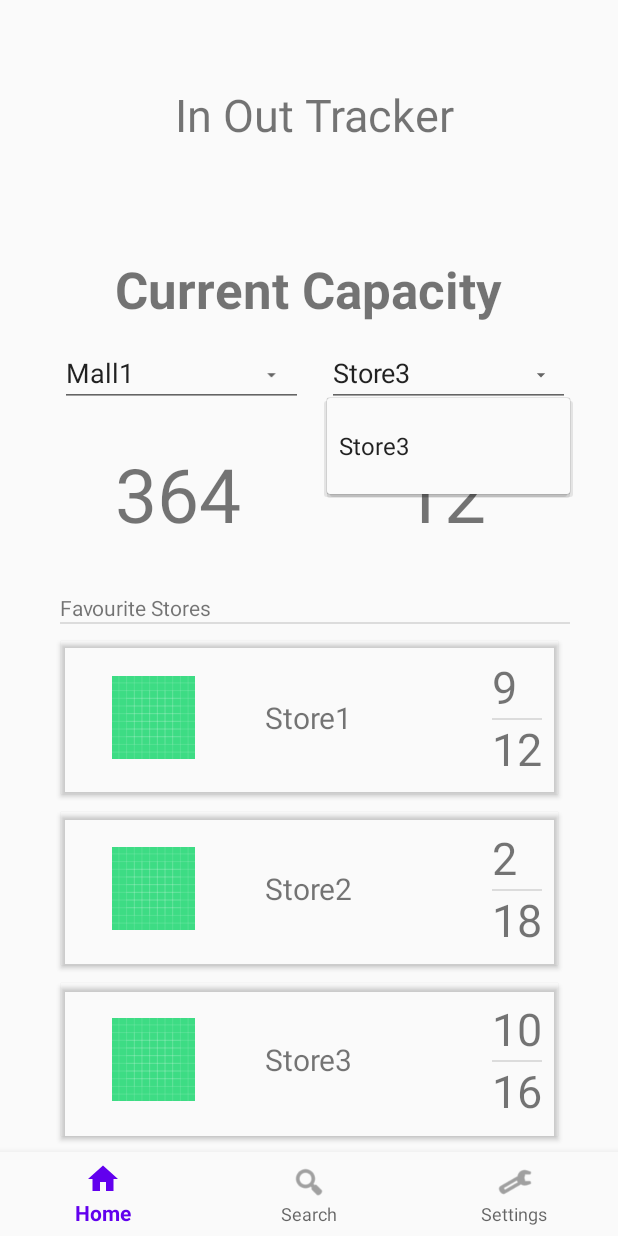
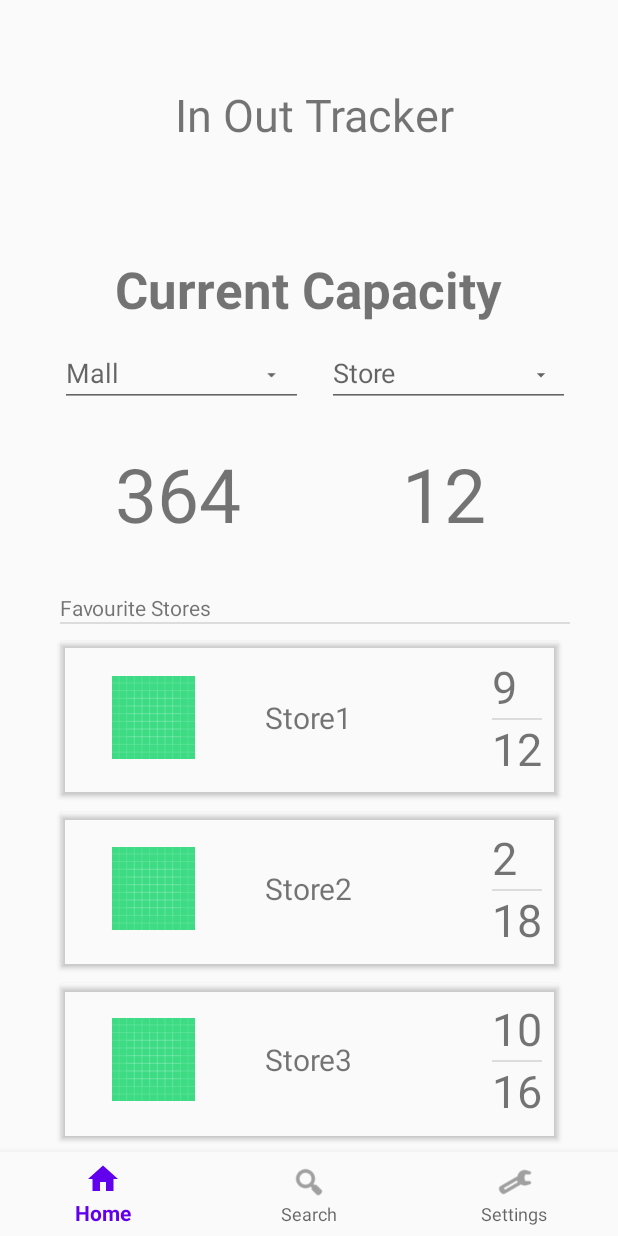
Before and after one commit to daniff15/InOutTracker, an Android app: the screen it shows after launch (MainActivity), after a tap on an icon or button, on a phone screen of 412 x 824 dp. Run offline under Robolectric (Android 15) with nearby library versions, the phone set to English and light mode, and no system bars; our stand-ins replace navigation-ui; network calls fail; 1 statement that could not run was skipped.

Commit message:
mobile app getting stores from database via API

```diff
--- a/projmobile/mobile/app/src/main/java/ies/ua/inouttracker/MainActivity.kt
+++ b/projmobile/mobile/app/src/main/java/ies/ua/inouttracker/MainActivity.kt
@@ -12,6 +12,7 @@ import androidx.navigation.ui.setupActionBarWithNavController
 import androidx.navigation.ui.setupWithNavController
 import ies.ua.inouttracker.databinding.ActivityMainBinding
 import ies.ua.inouttracker.repository.Repository
+import ies.ua.inouttracker.util.Datasource
 
 class MainActivity : AppCompatActivity() {
 
@@ -29,7 +30,7 @@ class MainActivity : AppCompatActivity() {
         viewModel = ViewModelProvider(this, viewModelFactory).get(MainViewModel::class.java)
         viewModel.getStores()
         viewModel.myResponse.observe(this, Observer { response ->
-            Log.d("Response", response.toString())
+            Datasource().setAllStores(response)
         })
 
 
--- a/projmobile/mobile/app/src/main/java/ies/ua/inouttracker/ui/home/HomeFragment.kt
+++ b/projmobile/mobile/app/src/main/java/ies/ua/inouttracker/ui/home/HomeFragment.kt
@@ -15,6 +15,7 @@ import ies.ua.inouttracker.R
 import ies.ua.inouttracker.databinding.FragmentHomeBinding
 import ies.ua.inouttracker.ui.adapter.StoreCardAdapter
 import ies.ua.inouttracker.ui.model.StoreCard
+import ies.ua.inouttracker.util.Datasource
 import java.util.ArrayList
 
 
@@ -47,18 +48,14 @@ class HomeFragment : Fragment() {
         val actv_mall: ImageView = view.findViewById(R.id.actv1)
         val actv_store: ImageView = view.findViewById(R.id.actv)
 
-        mall.setText("Mall1")
-        store.setText("Store3")
-
         createCards(view)
 
         mall.threshold = 2
         store.threshold = 2
 
-
-        val adapter1: ArrayAdapter<String> = ArrayAdapter(view.context, android.R.layout.simple_dropdown_item_1line, listOf("Mall1", "Mall2", "Mall3", "Mall4", "Mall5"))
+        val adapter1: ArrayAdapter<String> = ArrayAdapter(view.context, android.R.layout.simple_dropdown_item_1line, listOf("Fórum Aveiro"))
         mall.setAdapter(adapter1)
-        val adapter2: ArrayAdapter<String> = ArrayAdapter(view.context, android.R.layout.simple_dropdown_item_1line, listOf("Store1", "Store2", "Store3", "Store4", "Store5"))
+        val adapter2: ArrayAdapter<String> = ArrayAdapter(view.context, android.R.layout.simple_dropdown_item_1line, Datasource().getAllStores())
         store.setAdapter(adapter2)
 
         actv_mall.setOnClickListener {
--- /dev/null
+++ b/projmobile/mobile/app/src/main/java/ies/ua/inouttracker/util/Datasource.kt
@@ -0,0 +1,22 @@
+package ies.ua.inouttracker.util
+
+import android.util.Log
+import ies.ua.inouttracker.ui.model.Store
+
+var stores: MutableList<Store> = mutableListOf()
+var storesName: MutableList<String> = mutableListOf()
+
+public class Datasource {
+
+
+    fun getAllStores(): List<String> {
+        return storesName
+    }
+
+    fun setAllStores(stores: List<Store>) {
+        for (store in stores)
+            if (store.name != null)
+                storesName.add(store.name)
+    }
+
+}
```
